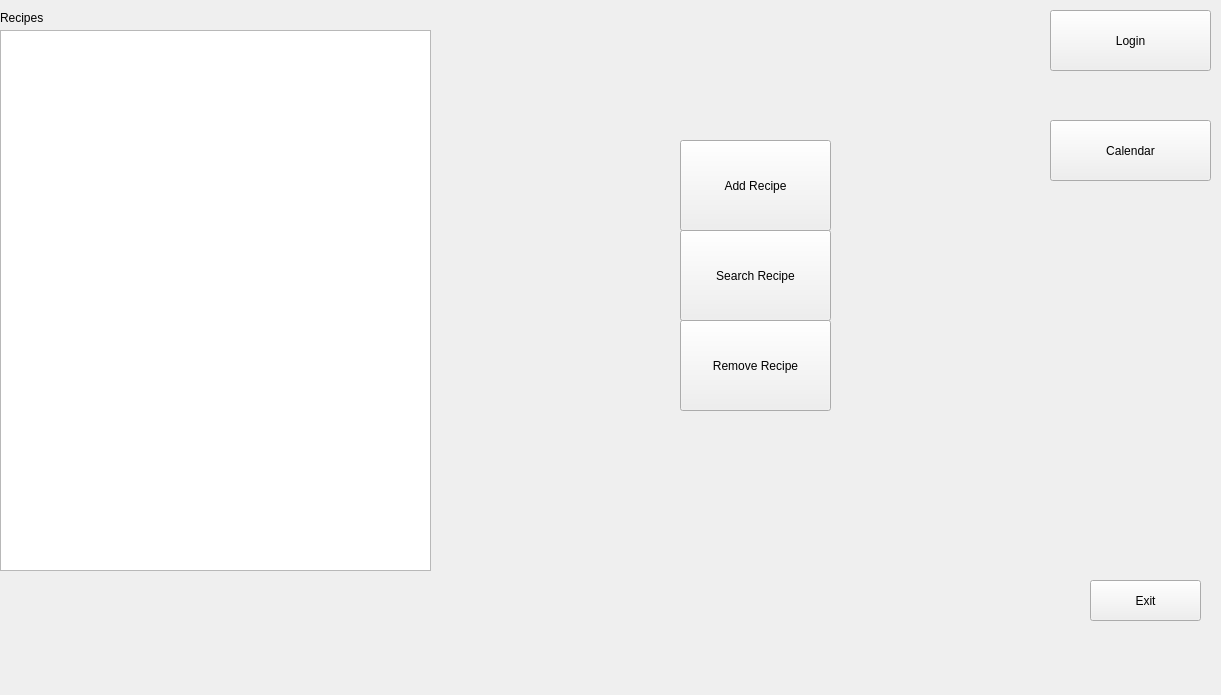
Qt form mainwindow.ui (Austin0417/Recipes-Project) before a commit.
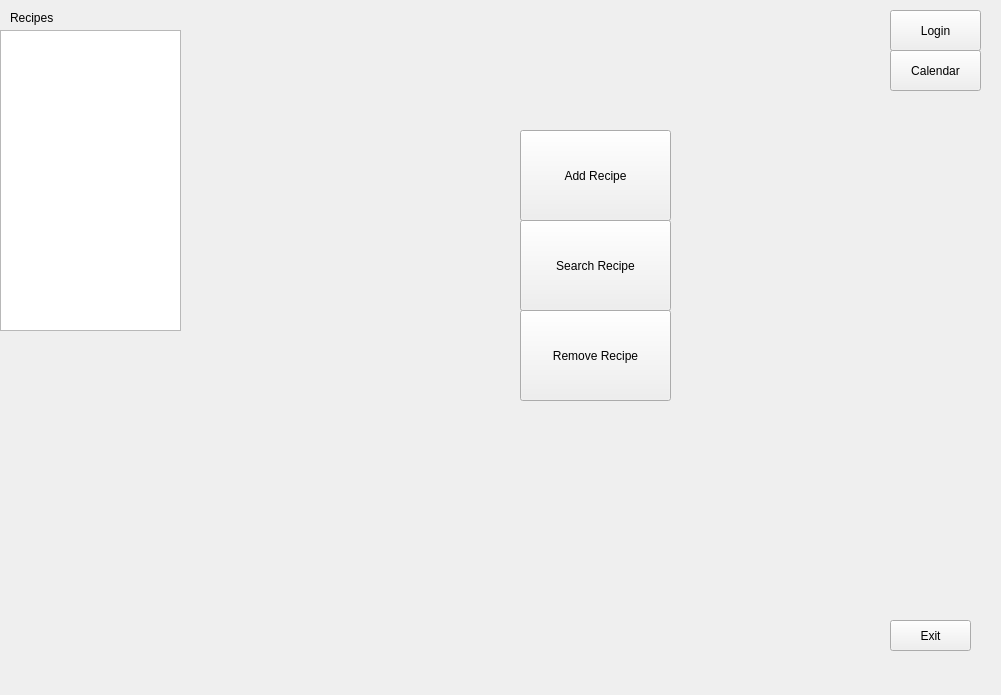
The same form after that commit.

```diff
--- a/mainwindow.ui
+++ b/mainwindow.ui
@@ -6,7 +6,7 @@
    <rect>
     <x>0</x>
     <y>0</y>
-    <width>1221</width>
+    <width>1001</width>
     <height>695</height>
    </rect>
   </property>
@@ -20,8 +20,8 @@
    <widget class="QPushButton" name="addButton">
     <property name="geometry">
      <rect>
-      <x>680</x>
-      <y>140</y>
+      <x>520</x>
+      <y>130</y>
       <width>151</width>
       <height>91</height>
      </rect>
@@ -39,8 +39,8 @@
    <widget class="QPushButton" name="searchButton">
     <property name="geometry">
      <rect>
-      <x>680</x>
-      <y>230</y>
+      <x>520</x>
+      <y>220</y>
       <width>151</width>
       <height>91</height>
      </rect>
@@ -54,15 +54,15 @@
      <rect>
       <x>0</x>
       <y>30</y>
-      <width>431</width>
-      <height>541</height>
+      <width>181</width>
+      <height>301</height>
      </rect>
     </property>
    </widget>
    <widget class="QLabel" name="label">
     <property name="geometry">
      <rect>
-      <x>0</x>
+      <x>10</x>
       <y>10</y>
       <width>49</width>
       <height>16</height>
@@ -75,8 +75,8 @@
    <widget class="QPushButton" name="removeBtn">
     <property name="geometry">
      <rect>
-      <x>680</x>
-      <y>320</y>
+      <x>520</x>
+      <y>310</y>
       <width>151</width>
       <height>91</height>
      </rect>
@@ -88,10 +88,10 @@
    <widget class="QPushButton" name="calendarBtn">
     <property name="geometry">
      <rect>
-      <x>1050</x>
-      <y>120</y>
-      <width>161</width>
-      <height>61</height>
+      <x>890</x>
+      <y>50</y>
+      <width>91</width>
+      <height>41</height>
      </rect>
     </property>
     <property name="text">
@@ -101,10 +101,10 @@
    <widget class="QPushButton" name="exitBtn">
     <property name="geometry">
      <rect>
-      <x>1090</x>
-      <y>580</y>
-      <width>111</width>
-      <height>41</height>
+      <x>890</x>
+      <y>620</y>
+      <width>81</width>
+      <height>31</height>
      </rect>
     </property>
     <property name="text">
@@ -114,10 +114,10 @@
    <widget class="QPushButton" name="loginBtn">
     <property name="geometry">
      <rect>
-      <x>1050</x>
+      <x>890</x>
       <y>10</y>
-      <width>161</width>
-      <height>61</height>
+      <width>91</width>
+      <height>41</height>
      </rect>
     </property>
     <property name="text">
```
Left out of the diff: 2 changed lines with no effect on the pictures.
